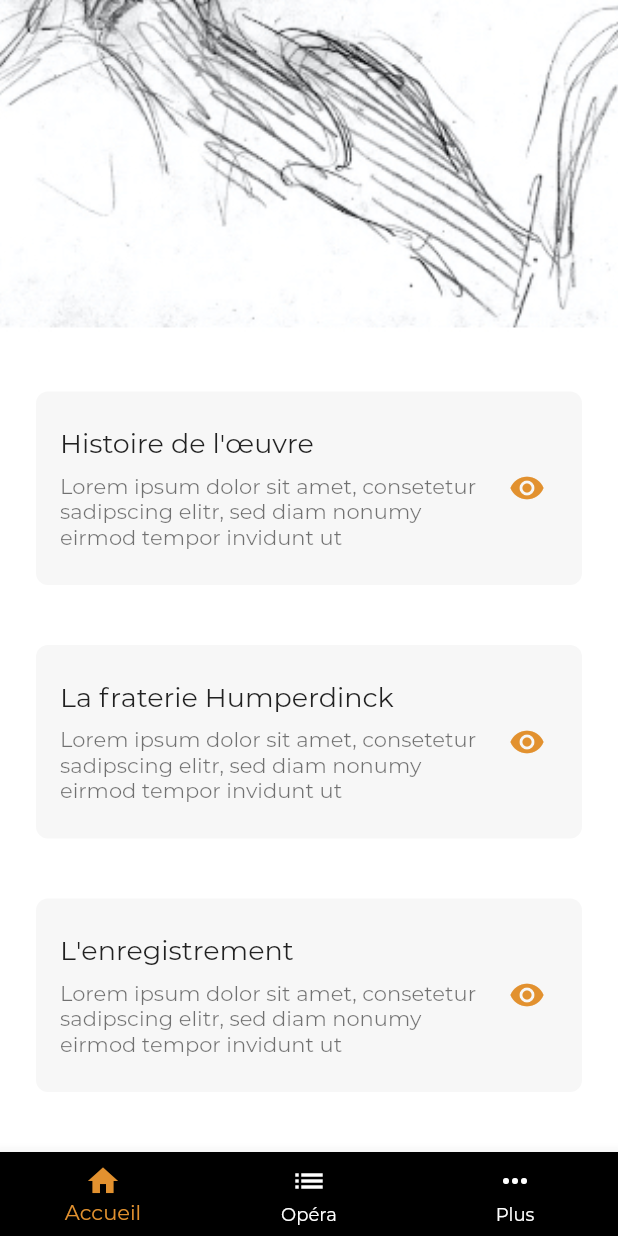
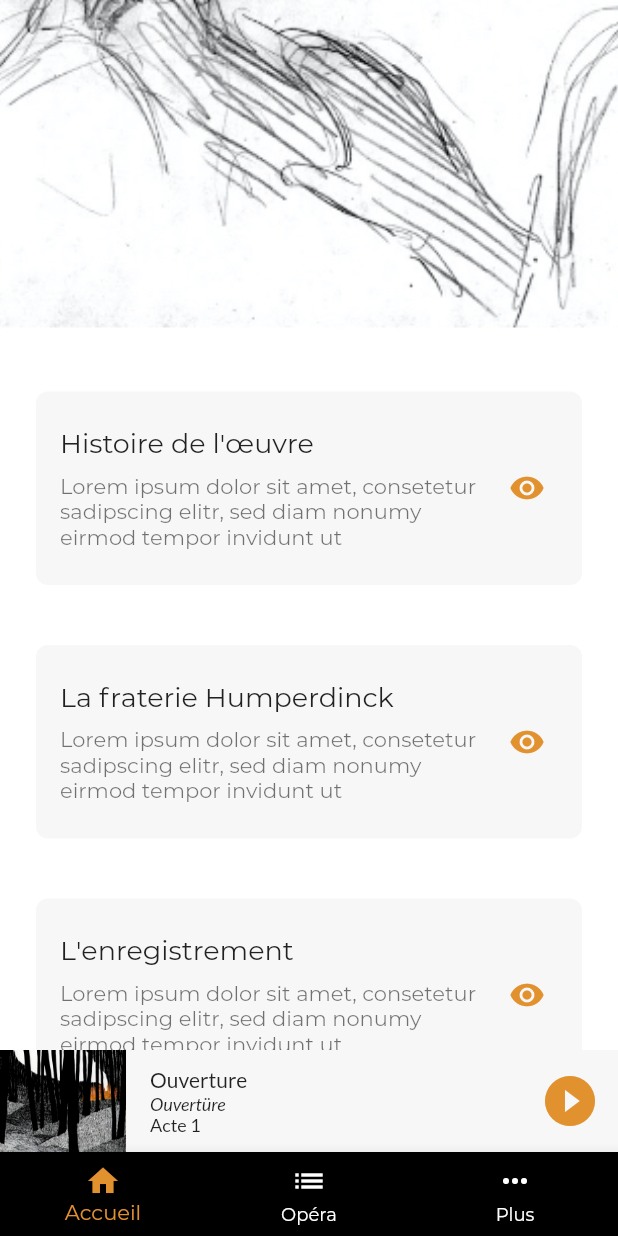
Before and after one commit to nicolo-fr/hg_app_2, a Flutter app: the screen it shows after launch, scrolled down 451 dp, on a phone screen of 412 x 824 dp. Run offline on Flutter 3.47's test engine with Material 2 defaults, Android fonts, the phone set to English and light mode, and no system bars; our stand-ins replace auto_route, dartz, firebase_auth, freezed_annotation, google_sign_in, hooks_riverpod and 2 more; missing offline and left inert: audio_session; accounts and stored records are empty.

Commit message:
position indicator implemented

```diff
--- a/lib/core/pages/hompage_tabs.dart
+++ b/lib/core/pages/hompage_tabs.dart
@@ -50,7 +50,7 @@ class _TabScreenState extends State<TabScreen> {
         mainAxisSize: MainAxisSize.min,
         mainAxisAlignment: MainAxisAlignment.end,
         children: [
-          // const BottomStickyPlayer(),
+          const BottomStickyPlayer(),
           BottomNavigationBar(
             backgroundColor: Theme.of(context).primaryColor,
             onTap: _selectPage,
--- a/lib/player/application/app_audio_player_notifier.dart
+++ b/lib/player/application/app_audio_player_notifier.dart
@@ -79,7 +79,10 @@ class AppAudioPlayerStateNotifier extends StateNotifier<AppAudioPlayerState> {
 
   //TODO implement playfromstart
   Future<void> playFromStart(Track track, BuildContext context) async {
+    appAudioPlayer.player.seek(Duration.zero);
     // await appAudioPlayer.seekTrack(track);
-    return;
+    // appAudioPlayer.play();
   }
+
+
 }
--- a/lib/player/core/providers.dart
+++ b/lib/player/core/providers.dart
@@ -1,15 +1,16 @@
 import 'package:hg_app_2/player/application/app_audio_player_notifier.dart';
 import 'package:hg_app_2/player/domain/album.dart';
 import 'package:hg_app_2/player/domain/app_audio_player.dart';
+import 'package:hg_app_2/player/domain/progress.dart';
 import 'package:hg_app_2/player/infrastructure/repositories/album_repository.dart';
 import 'package:hooks_riverpod/hooks_riverpod.dart';
 import 'package:just_audio/just_audio.dart';
 
-final appAudioPlayerProvider = FutureProvider<AppAudioPlayer>(
-  (ref) async {
+final appAudioPlayerProvider = Provider<AppAudioPlayer>(
+  (ref) {
     const AppAudioPlayer appAudioPlayer = AppAudioPlayer();
 
-    await appAudioPlayer.player.setAudioSource(
+    appAudioPlayer.player.setAudioSource(
       ConcatenatingAudioSource(
         children: [
           AudioSource.uri(Uri.parse('asset:///assets/1.flac')),
@@ -48,8 +49,6 @@ final appAudioPlayerProvider = FutureProvider<AppAudioPlayer>(
       ),
     );
 
-
-
     ref.onDispose(() {
       appAudioPlayer.player.dispose();
     });
@@ -65,40 +64,27 @@ final albumProvider =
 final appAudioPlayerNotifierProvider =
     StateNotifierProvider<AppAudioPlayerStateNotifier, AppAudioPlayerState>(
         (ref) {
-  AsyncValue<AppAudioPlayer> waitAppAudioPlayerProvider =
-      ref.watch(appAudioPlayerProvider);
-  AppAudioPlayer watchedAppAudioPlayerProvider = const AppAudioPlayer();
-  waitAppAudioPlayerProvider.when(
-      data: (value) => watchedAppAudioPlayerProvider = value,
-      loading: () {},
-      error: (o, s) {});
   return AppAudioPlayerStateNotifier(
-      watchedAppAudioPlayerProvider, ref.watch(albumProvider));
+      ref.watch(appAudioPlayerProvider), ref.watch(albumProvider));
 });
 
-// final appAudioPlayerNotifierProvider =
-//     StateNotifierProvider<AppAudioPlayerStateNotifier, AppAudioPlayerState>(
-//         (ref) {
-//   // final album = LocalAlbumRepository().fetchAlbum();
-//   return AppAudioPlayerStateNotifier(
-//       ref.watch(appAudioPlayerProvider), ref.watch(albumProvider));
-// });
+final appAudioPlayerDuration =
+    StreamProvider.autoDispose<Duration>((ref) async* {
+  final appAudioPlayer = ref.watch(appAudioPlayerProvider);
+  Duration _duration = Duration.zero;
 
+  await for (final value in appAudioPlayer.duration) {
+    if (value == null) {
+    } else {
+      yield value;
+    }
+  }
+});
 
-
-
-// final appAudioPlayerDuration =
-//     StreamProvider.autoDispose<Duration?>((ref) async* {
-//   final appAudioPlayer = ref.watch(appAudioPlayerProvider);
-//   await for (final value in appAudioPlayer.player.durationStream) {
-//     yield value;
-//   }
-// });
-
-// final appAudioPlayerPosition =
-//     StreamProvider.autoDispose<Duration?>((ref) async* {
-//   final appAudioPlayer = ref.watch(appAudioPlayerProvider);
-//   await for (final value in appAudioPlayer.player.positionStream) {
-//     yield value;
-//   }
-// });
+final appAudioPlayerPosition =
+    StreamProvider.autoDispose<Duration>((ref) async* {
+  final appAudioPlayer = ref.watch(appAudioPlayerProvider);
+  await for (final value in appAudioPlayer.position) {
+    yield value;
+  }
+});
--- a/lib/player/presentation/widget/bottom_sticky_player.dart
+++ b/lib/player/presentation/widget/bottom_sticky_player.dart
@@ -1,224 +1,224 @@
-// import 'package:auto_route/auto_route.dart';
-// import 'package:flutter/material.dart';
-// import 'package:hg_app_2/core/routes/app_router.gr.dart';
-// import 'package:hg_app_2/player/core/providers.dart';
-// import 'package:hg_app_2/player/presentation/widget/position_indicator.dart';
-// import 'package:hg_app_2/player/presentation/widget/track_info_display.dart';
-// import 'package:hooks_riverpod/hooks_riverpod.dart';
+import 'package:auto_route/auto_route.dart';
+import 'package:flutter/material.dart';
+import 'package:hg_app_2/core/routes/app_router.gr.dart';
+import 'package:hg_app_2/player/core/providers.dart';
+import 'package:hg_app_2/player/presentation/widget/position_indicator.dart';
+import 'package:hg_app_2/player/presentation/widget/track_info_display.dart';
+import 'package:hooks_riverpod/hooks_riverpod.dart';
 
-// class BottomStickyPlayer extends ConsumerWidget {
-//   const BottomStickyPlayer({Key? key}) : super(key: key);
+class BottomStickyPlayer extends ConsumerWidget {
+  const BottomStickyPlayer({Key? key}) : super(key: key);
 
-//   static const double bottomStickyPlayerHeight = 68;
+  static const double bottomStickyPlayerHeight = 68;
 
-//   static const double imagePreviewWidth = 84;
-//   static const double imagePreviewHeight = bottomStickyPlayerHeight;
+  static const double imagePreviewWidth = 84;
+  static const double imagePreviewHeight = bottomStickyPlayerHeight;
 
-//   @override
-//   Widget build(BuildContext context, WidgetReference ref) {
-//     final appAudioPlayerNotifProvider =
-//         ref.watch(appAudioPlayerNotifierProvider.notifier);
-//     final appAudioPlayerStateProvider =
-//         ref.watch(appAudioPlayerNotifierProvider);
-//     final albumPlayingProvider = ref.watch(albumProvider);
-//     final deviceData = MediaQuery.of(context).size;
-//     final appRouter = AutoRouter.of(context);
+  @override
+  Widget build(BuildContext context, WidgetReference ref) {
+    final appAudioPlayerNotifProvider =
+        ref.watch(appAudioPlayerNotifierProvider.notifier);
+    final appAudioPlayerStateProvider =
+        ref.watch(appAudioPlayerNotifierProvider);
+    final albumPlayingProvider = ref.watch(albumProvider);
+    final deviceData = MediaQuery.of(context).size;
+    final appRouter = AutoRouter.of(context);
 
-//     void Function() navigateToTrackPage() {
-//       return appAudioPlayerStateProvider.maybeWhen(
-//         initial: (track) => () {
-//           appAudioPlayerNotifProvider.play(track, context);
-//           appRouter.push(TrackPageRoute(track: track));
-//         },
-//         playing: (track) => () {
-//           appAudioPlayerNotifProvider.play(track, context);
-//           appRouter.push(TrackPageRoute(track: track));
-//         },
-//         paused: (track) => () {
-//           appAudioPlayerNotifProvider.play(track, context);
-//           appRouter.push(TrackPageRoute(track: track));
-//         },
-//         stopped: () => () {
-//           appAudioPlayerNotifProvider.play(
-//               albumPlayingProvider.fetchTrack(1), context);
-//           appRouter
-//               .push(TrackPageRoute(track: albumPlayingProvider.fetchTrack(1)));
-//         },
-//         orElse: () => () {},
-//       );
-//     }
+    void Function() navigateToTrackPage() {
+      return appAudioPlayerStateProvider.maybeWhen(
+        initial: (track) => () {
+          appAudioPlayerNotifProvider.play(track, context);
+          appRouter.push(TrackPageRoute(track: track));
+        },
+        playing: (track) => () {
+          appAudioPlayerNotifProvider.play(track, context);
+          appRouter.push(TrackPageRoute(track: track));
+        },
+        paused: (track) => () {
+          appAudioPlayerNotifProvider.play(track, context);
+          appRouter.push(TrackPageRoute(track: track));
+        },
+        stopped: () => () {
+          appAudioPlayerNotifProvider.play(
+              albumPlayingProvider.fetchTrack(1), context);
+          appRouter
+              .push(TrackPageRoute(track: albumPlayingProvider.fetchTrack(1)));
+        },
+        orElse: () => () {},
+      );
+    }
 
-//     Widget getIconButton() {
-//       return appAudioPlayerStateProvider.maybeWhen(
-//         initial: (track) => CustomIconButton(
-//           onPressed: () {
-//             appAudioPlayerNotifProvider.play(track, context);
-//           },
-//           iconData: Icons.play_circle_fill,
-//         ),
-//         playing: (track) => CustomIconButton(
-//           onPressed: () {
-//             appAudioPlayerNotifProvider.pause(track);
-//           },
-//           iconData: Icons.pause_circle_filled,
-//         ),
-//         paused: (track) => CustomIconButton(
-//           onPressed: () {
-//             appAudioPlayerNotifProvider.play(track, context);
-//           },
-//           iconData: Icons.play_circle_fill,
-//         ),
-//         stopped: () => CustomIconButton(
-//           onPressed: () {
-//             appAudioPlayerNotifProvider.play(
-//                 albumPlayingProvider.tracks[0], context);
-//           },
-//           iconData: Icons.play_circle_fill,
-//         ),
-//         orElse: () {
-//           return CustomIconButton(
-//             onPressed: () {},
-//             iconData: Icons.equalizer,
-//           );
-//         },
-//       );
-//     }
+    Widget getIconButton() {
+      return appAudioPlayerStateProvider.maybeWhen(
+        initial: (track) => CustomIconButton(
+          onPressed: () {
+            appAudioPlayerNotifProvider.play(track, context);
+          },
+          iconData: Icons.play_circle_fill,
+        ),
+        playing: (track) => CustomIconButton(
+          onPressed: () {
+            appAudioPlayerNotifProvider.pause(track);
+          },
+          iconData: Icons.pause_circle_filled,
+        ),
+        paused: (track) => CustomIconButton(
+          onPressed: () {
+            appAudioPlayerNotifProvider.play(track, context);
+          },
+          iconData: Icons.play_circle_fill,
+        ),
+        stopped: () => CustomIconButton(
+          onPressed: () {
+            appAudioPlayerNotifProvider.play(
+                albumPlayingProvider.tracks[0], context);
+          },
+          iconData: Icons.play_circle_fill,
+        ),
+        orElse: () {
+          return CustomIconButton(
+            onPressed: () {},
+            iconData: Icons.equalizer,
+          );
+        },
+      );
+    }
 
-//     return GestureDetector(
-//       onTap: navigateToTrackPage(),
-//       child: Container(
-//         decoration: const BoxDecoration(
-//           color: Color(0xffF7F7F7),
-//         ),
-//         height: 68,
-//         child: Row(children: [
-//           const ImagePreview(
-//             imagePreviewWidth: imagePreviewWidth,
-//             imagePreviewHeight: imagePreviewHeight,
-//           ),
-//           Expanded(
-//             // ignore: avoid_unnecessary_containers
-//             child: Container(
-//               child: Stack(
-//                 children: [
-//                   PositionIndicator(
-//                     width: deviceData.width - imagePreviewWidth,
-//                     height: imagePreviewHeight,
-//                     color: Theme.of(context).accentColor.withOpacity(0.25),
-//                   ),
-//                   Row(
-//                     children: [
-//                       const TrackInfo(),
-//                       getIconButton(),
-//                     ],
-//                   )
-//                 ],
-//               ),
-//             ),
-//           )
-//         ]),
-//       ),
-//     );
-//   }
-// }
+    return GestureDetector(
+      onTap: navigateToTrackPage(),
+      child: Container(
+        decoration: const BoxDecoration(
+          color: Color(0xffF7F7F7),
+        ),
+        height: 68,
+        child: Row(children: [
+          const ImagePreview(
+            imagePreviewWidth: imagePreviewWidth,
+            imagePreviewHeight: imagePreviewHeight,
+          ),
+          Expanded(
+            // ignore: avoid_unnecessary_containers
+            child: Container(
+              child: Stack(
+                children: [
+                  PositionIndicator(
+                    width: deviceData.width - imagePreviewWidth,
+                    height: imagePreviewHeight,
+                    color: Theme.of(context).accentColor.withOpacity(0.25),
+                  ),
+                  Row(
+                    children: [
+                      const TrackInfo(),
+                      getIconButton(),
+                    ],
+                  )
+                ],
+              ),
+            ),
+          )
+        ]),
+      ),
+    );
+  }
+}
 
-// class ImagePreview extends ConsumerWidget {
-//   const ImagePreview({
-//     Key? key,
-//     required this.imagePreviewWidth,
-//     required this.imagePreviewHeight,
-//   }) : super(key: key);
+class ImagePreview extends ConsumerWidget {
+  const ImagePreview({
+    Key? key,
+    required this.imagePreviewWidth,
+    required this.imagePreviewHeight,
+  }) : super(key: key);
 
-//   final double imagePreviewWidth;
-//   final double imagePreviewHeight;
+  final double imagePreviewWidth;
+  final double imagePreviewHeight;
 
-//   @override
-//   Widget build(BuildContext context, WidgetReference ref) {
-//     final appAudioPlayerNotifProvider =
-//         ref.watch(appAudioPlayerNotifierProvider.notifier);
-//     final appAudioPlayerStateProvider =
-//         ref.watch(appAudioPlayerNotifierProvider);
-//     return ClipRect(
-//       // ignore: sized_box_for_whitespace
-//       child: Container(
-//         width: imagePreviewWidth,
-//         height: imagePreviewHeight,
-//         child: FittedBox(
-//           fit: BoxFit.cover,
-//           child: Image.asset(
+  @override
+  Widget build(BuildContext context, WidgetReference ref) {
+    final appAudioPlayerNotifProvider =
+        ref.watch(appAudioPlayerNotifierProvider.notifier);
+    final appAudioPlayerStateProvider =
+        ref.watch(appAudioPlayerNotifierProvider);
+    return ClipRect(
+      // ignore: sized_box_for_whitespace
+      child: Container(
+        width: imagePreviewWidth,
+        height: imagePreviewHeight,
+        child: FittedBox(
+          fit: BoxFit.cover,
+          child: Image.asset(
 
-//             appAudioPlayerStateProvider.maybeWhen(
-//               initial: (track) => track.imagePath,
-//               playing: (track) => track.imagePath,
-//               paused: (track) => track.imagePath,
-//               orElse: () =>
-//                   appAudioPlayerNotifProvider.album.tracks[0].imagePath,
+            appAudioPlayerStateProvider.maybeWhen(
+              initial: (track) => track.imagePath,
+              playing: (track) => track.imagePath,
+              paused: (track) => track.imagePath,
+              orElse: () =>
+                  appAudioPlayerNotifProvider.album.tracks[0].imagePath,
 
-//             ),
-//             errorBuilder: (ctx, error, strackTrace) {
-//               return Image.asset('assets/images/1.jpeg');
-//             },
-//           ),
-//         ),
-//       ),
-//     );
-//   }
-// }
+            ),
+            errorBuilder: (ctx, error, strackTrace) {
+              return Image.asset('assets/images/1.jpeg');
+            },
+          ),
+        ),
+      ),
+    );
+  }
+}
 
-// class TrackInfo extends ConsumerWidget {
-//   const TrackInfo({
-//     Key? key,
-//   }) : super(key: key);
+class TrackInfo extends ConsumerWidget {
+  const TrackInfo({
+    Key? key,
+  }) : super(key: key);
 
-//   @override
-//   Widget build(BuildContext context, WidgetReference ref) {
-//     final appAudioPlayerNotifProvider =
-//         ref.watch(appAudioPlayerNotifierProvider.notifier);
-//     final appAudioPlayerStateProvider =
-//         ref.watch(appAudioPlayerNotifierProvider);
-//     final albumPlayingProvider = ref.watch(albumProvider);
-//     return Expanded(
-//       child: Padding(
-//         padding: const EdgeInsets.only(
-//           left: 16.0,
-//         ),
-//         child: TrackInfoDisplay(
-//           track: appAudioPlayerStateProvider.maybeWhen(
-//             orElse: () => appAudioPlayerNotifProvider.album.tracks[0],
-//             initial: (track) => track,
-//             playing: (track) => track,
-//             paused: (track) => track,
-//             stopped: () => albumPlayingProvider.tracks[0],
-//           ),
-//           textColor: Colors.black87,
-//         ),
-//       ),
-//     );
-//   }
-// }
+  @override
+  Widget build(BuildContext context, WidgetReference ref) {
+    final appAudioPlayerNotifProvider =
+        ref.watch(appAudioPlayerNotifierProvider.notifier);
+    final appAudioPlayerStateProvider =
+        ref.watch(appAudioPlayerNotifierProvider);
+    final albumPlayingProvider = ref.watch(albumProvider);
+    return Expanded(
+      child: Padding(
+        padding: const EdgeInsets.only(
+          left: 16.0,
+        ),
+        child: TrackInfoDisplay(
+          track: appAudioPlayerStateProvider.maybeWhen(
+            orElse: () => appAudioPlayerNotifProvider.album.tracks[0],
+            initial: (track) => track,
+            playing: (track) => track,
+            paused: (track) => track,
+            stopped: () => albumPlayingProvider.tracks[0],
+          ),
+          textColor: Colors.black87,
+        ),
+      ),
+    );
+  }
+}
 
-// class CustomIconButton extends StatelessWidget {
-//   const CustomIconButton({
-//     Key? key,
-//     required this.onPressed,
-//     required this.iconData,
-//   }) : super(key: key);
+class CustomIconButton extends StatelessWidget {
+  const CustomIconButton({
+    Key? key,
+    required this.onPressed,
+    required this.iconData,
+  }) : super(key: key);
 
-//   final void Function() onPressed;
-//   final IconData iconData;
+  final void Function() onPressed;
+  final IconData iconData;
 
-//   @override
-//   Widget build(BuildContext context) {
-//     return GestureDetector(
-//       onTap: onPressed,
-//       child: Padding(
-//         padding: const EdgeInsets.only(right: 12),
-//         child: Icon(
-//           iconData,
-//           color: Theme.of(context).accentColor,
-//           size: 40,
-//         ),
-//       ),
-//     );
-//   }
-// }
+  @override
+  Widget build(BuildContext context) {
+    return GestureDetector(
+      onTap: onPressed,
+      child: Padding(
+        padding: const EdgeInsets.only(right: 12),
+        child: Icon(
+          iconData,
+          color: Theme.of(context).accentColor,
+          size: 40,
+        ),
+      ),
+    );
+  }
+}
--- a/lib/player/presentation/widget/position_indicator.dart
+++ b/lib/player/presentation/widget/position_indicator.dart
@@ -1,109 +1,75 @@
-// import 'package:flutter/material.dart';
-// import 'package:hg_app_2/player/application/app_audio_player_notifier.dart';
-// import 'package:hg_app_2/player/core/providers.dart';
-// import 'package:hooks_riverpod/hooks_riverpod.dart';
 
-// class PositionIndicator extends ConsumerWidget {
-//   const PositionIndicator(
-//       {Key? key,
-//       required this.width,
-//       required this.height,
-//       required this.color})
-//       : super(key: key);
+import 'package:flutter/material.dart';
+import 'package:hg_app_2/player/application/app_audio_player_notifier.dart';
+import 'package:hg_app_2/player/core/providers.dart';
+import 'package:hg_app_2/player/domain/app_audio_player.dart';
+import 'package:hooks_riverpod/hooks_riverpod.dart';
 
-//   final double width;
-//   final double height;
-//   final Color color;
+class PositionIndicator extends ConsumerWidget {
+  const PositionIndicator(
+      {Key? key,
+      required this.width,
+      required this.height,
+      required this.color})
+      : super(key: key);
 
-//   @override
-//   Widget build(BuildContext context, WidgetReference ref) {
-//     final Duration? duration = ref.watch(appAudioPlayerDuration).maybeMap(
-//           data: (data) => data.value,
-//           orElse: () => const Duration(),
-//         );
-//     final Duration? position = ref.watch(appAudioPlayerPosition).maybeMap(
-//           data: (data) => data.value,
-//           orElse: () => const Duration(),
-//         );
+  final double width;
+  final double height;
+  final Color color;
 
-//     final deviceData = MediaQuery.of(context).size;
+  @override
+  Widget build(BuildContext context, WidgetReference ref) {
+    final appAudioPlayerPrvdr = ref.watch(appAudioPlayerProvider);
+    final appAudioPlayerStateProvider = ref.watch(appAudioPlayerNotifierProvider);
 
-//     final double musicDurationIndicator =
-//         (width * position!.inSeconds.toDouble()) / duration!.inSeconds.toDouble();
 
-//     final appAudioPlayerStateProvider =
-//         ref.watch(appAudioPlayerNotifierProvider);
+    final Duration duration = ref.watch(appAudioPlayerDuration).maybeMap(
+          data: (data) => data.value,
+          orElse: () => const Duration(),
+        );
+    final Duration position = ref.watch(appAudioPlayerPosition).maybeMap(
+          data: (data) => data.value,
+          orElse: () => const Duration(),
+        );
 
-//     Widget indicatorWidget = Container(
-//       width: width,
-//       height: height,
-//       child: Row(
-//         children: [
-//           Container(
-//             color: color,
-//             width:
-//                 (musicDurationIndicator.isNaN) ? 0.1 : musicDurationIndicator,
-//             height: height,
-//           ),
-//         ],
-//       ),
-//     );
+    final deviceData = MediaQuery.of(context).size;
 
-//     final Widget indicatorDisplay = appAudioPlayerStateProvider.maybeWhen(
-//       stopped: () {
-//         return Container();
-//       },
-//       orElse: () {
-//         return indicatorWidget;
-//       },
-//     );
-//     // ignore: sized_box_for_whitespace
-//     return indicatorDisplay;
-//   }
-// }
+    double musicDurationIndicator =
+        (width * position.inSeconds.toDouble()) / duration.inSeconds.toDouble();
 
-// // class PositionIndicator extends ConsumerWidget {
-// //   const PositionIndicator(
-// //       {Key? key,
-// //       required this.width,
-// //       required this.height,
-// //       required this.color})
-// //       : super(key: key);
+    double? getWidth() {
+      if (musicDurationIndicator.isNaN ||
+          musicDurationIndicator == 0 ||
+          musicDurationIndicator.isInfinite) {
+        return 0.1;
+      } else {
+        return musicDurationIndicator;
+      }
+    }
 
-// //   final double width;
-// //   final double height;
-// //   final Color color;
+    Widget indicatorWidget = Container(
+      width: width,
+      height: height,
+      child: Row(
+        children: [
+          Container(
+            color: color,
+            width: musicDurationIndicator.isNaN ? 0.1 : musicDurationIndicator,
+            height: height,
+          ),
+        ],
+      ),
+    );
 
-// //   @override
-// //   Widget build(BuildContext context, WidgetReference ref) {
-// //     final Duration duration = ref.watch(appAudioPlayerDuration).maybeMap(
-// //           data: (data) => data.value,
-// //           orElse: () => const Duration(),
-// //         );
-// //     final Duration position = ref.watch(appAudioPlayerPosition).maybeMap(
-// //           data: (data) => data.value,
-// //           orElse: () => const Duration(),
-// //         );
-
-// //     final deviceData = MediaQuery.of(context).size;
-
-// //     final double musicDurationIndicator =
-// //         (width * position.inSeconds.toDouble()) / duration.inSeconds.toDouble();
-
-// //     // ignore: sized_box_for_whitespace
-// //     return Container(
-// //       width: width,
-// //       height: height,
-// //       child: Row(
-// //         children: [
-// //           Container(
-// //             color: color,
-// //             width:
-// //                 (musicDurationIndicator.isNaN) ? 0.1 : musicDurationIndicator,
-// //             height: height,
-// //           ),
-// //         ],
-// //       ),
-// //     );
-// //   }
-// // }
+    final Widget indicatorDisplay = appAudioPlayerStateProvider.maybeWhen(
+      stopped: () {
+        return Container();
+      },
+      orElse: () {
+        return indicatorWidget;
+      },
+    );
+    // ignore: sized_box_for_whitespace
+    return indicatorDisplay;
+  }
+}
--- a/lib/player/presentation/widget/track_page_audio_controller.dart
+++ b/lib/player/presentation/widget/track_page_audio_controller.dart
@@ -110,11 +110,11 @@ class TrackPageAudioController extends ConsumerWidget {
           ),
           TrackPageInfoDisplay(track: track),
           const SizedBox(height: 24),
-          // PositionIndicator(
-          //   width: MediaQuery.of(context).size.width,
-          //   height: 8,
-          //   color: Theme.of(context).accentColor,
-          // ),
+          PositionIndicator(
+            width: MediaQuery.of(context).size.width,
+            height: 8,
+            color: Theme.of(context).accentColor,
+          ),
         ],
       ),
     );
```
Also changed, not shown: lib/player/domain/app_audio_player.dart (+1 -18 lines), lib/player/domain/progress.dart (added, +14 -0 lines).
